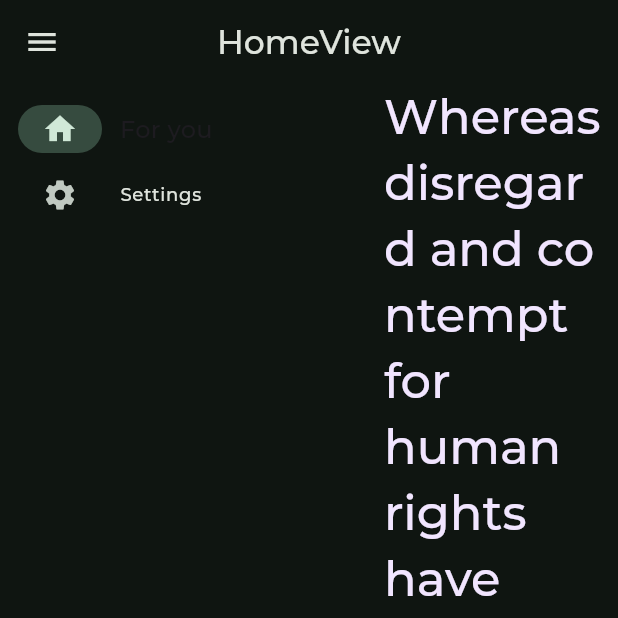
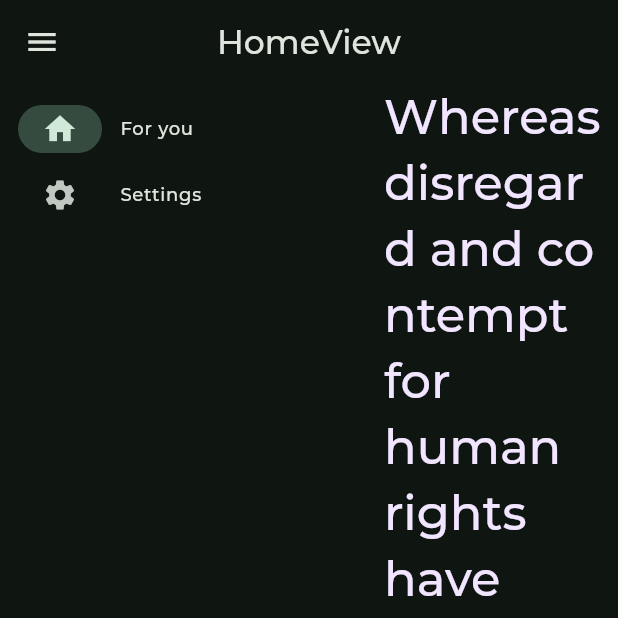
Before and after one commit to msilvamolina/flutter_estrellas, a Flutter app: the screen it shows after launch, on a phone screen of 412 x 824 dp, the top half of it. Run offline on Flutter 3.47's test engine with Material 3 defaults, Android fonts, the phone set to English and light mode, and no system bars; our stand-ins replace flutter_svg, get, google_fonts; project files that could hold a hidden picture were left out.

Commit message:
gloabal font theme

```diff
--- a/lib/app/modules/home/views/home_view.dart
+++ b/lib/app/modules/home/views/home_view.dart
@@ -1,9 +1,7 @@
 import 'package:flutter/material.dart';
 import 'package:flutter_estrellas/app/themes/styles/colors.dart';
 import 'package:flutter_estrellas/app/themes/styles/typography.dart';
-
 import 'package:get/get.dart';
-import 'package:google_fonts/google_fonts.dart';
 
 class HomeView extends StatefulWidget {
   HomeView({super.key});
@@ -23,8 +21,6 @@ class _HomeViewState extends State<HomeView> {
         icon: Icon(Icons.home),
         label: Text(
           'For you',
-          style: GoogleFonts.montserrat(
-              textStyle: Theme.of(context).textTheme.titleMedium),
         ),
       ),
       NavigationRailDestination(
```
